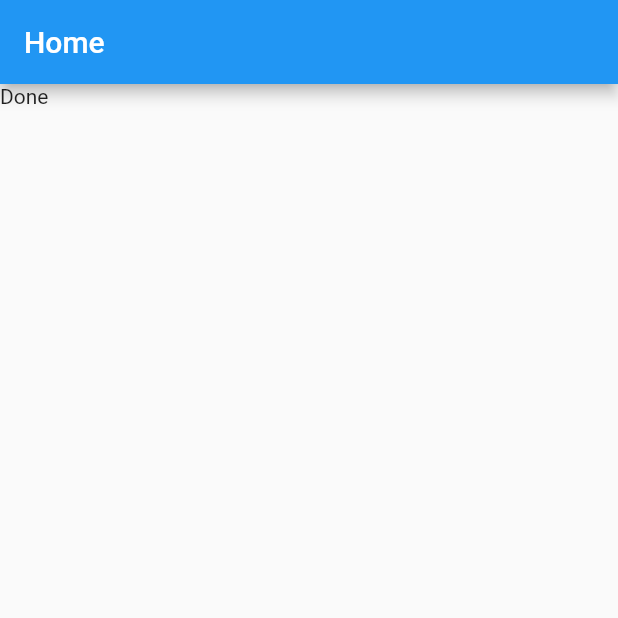
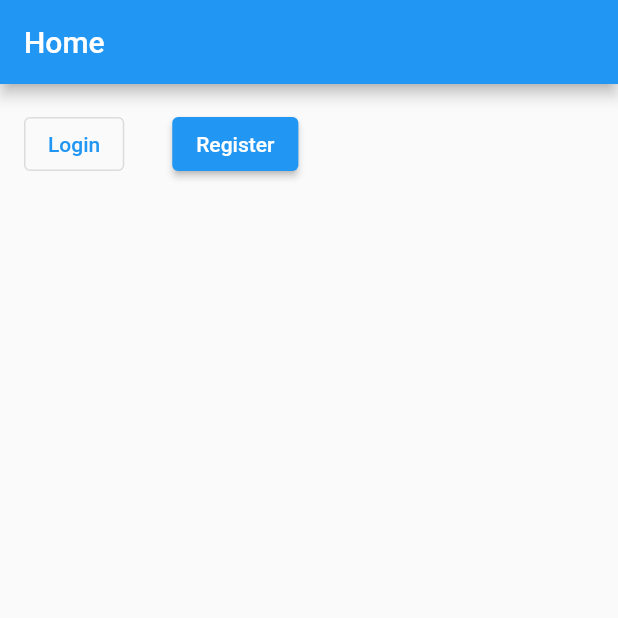
Before and after one commit to ahhmettulku/learning_flutter, a Flutter app: the screen it shows after launch, on a phone screen of 412 x 824 dp, the top half of it. Run offline on Flutter 3.47's test engine with Material 2 defaults, Android fonts, the phone set to English and light mode, and no system bars; our stand-ins replace firebase_auth, firebase_core; missing offline and left inert: dart:js; accounts and stored records are empty.

Commit message:
Second Commit

```diff
--- a/lib/main.dart
+++ b/lib/main.dart
@@ -1,3 +1,5 @@
+import 'dart:js';
+import 'dart:math';
 import 'package:firebase_auth/firebase_auth.dart';
 import 'package:firebase_core/firebase_core.dart';
 import 'package:flutter/material.dart';
@@ -35,15 +37,57 @@ class HomePage extends StatelessWidget {
         builder: (context, snapshot) {
           switch (snapshot.connectionState) {
             case ConnectionState.done:
+              /*
               final user = FirebaseAuth.instance.currentUser;
               if (user != null && user.emailVerified) {
-                print("Your email is verified");
-              } else {
-                print("Your email hasn't verified yet");
+                return const Text("Your email has been verified");
+              } else if (user != null && !user.emailVerified) {
+                return const VerifyEmailView();
               }
+              print(user);
               return const Text("Done");
+              */
+              return Center(
+                child: Row(
+                  children: [
+                    Column(
+                      children: [
+                        Padding(
+                          padding: const EdgeInsets.all(16.0),
+                          child: OutlinedButton(
+                            onPressed: () {
+                              Navigator.push(
+                                  context,
+                                  MaterialPageRoute(
+                                      builder: (context) => const LoginView()));
+                            },
+                            child: const Text("Login"),
+                          ),
+                        )
+                      ],
+                    ),
+                    Column(
+                      children: [
+                        Padding(
+                          padding: const EdgeInsets.all(16.0),
+                          child: ElevatedButton(
+                            onPressed: () {
+                              Navigator.push(
+                                  context,
+                                  MaterialPageRoute(
+                                      builder: (context) =>
+                                          const RegisterView()));
+                            },
+                            child: const Text("Register"),
+                          ),
+                        )
+                      ],
+                    ),
+                  ],
+                ),
+              );
             default:
-              return const Text('Loading...');
+              return const CircularProgressIndicator();
           }
         },
       ),
```
Also changed, not shown: lib/views/login_view.dart (+77 -23 lines), lib/views/register_view.dart (+54 -19 lines), lib/views/verify_email.dart (added, +28 -0 lines).
